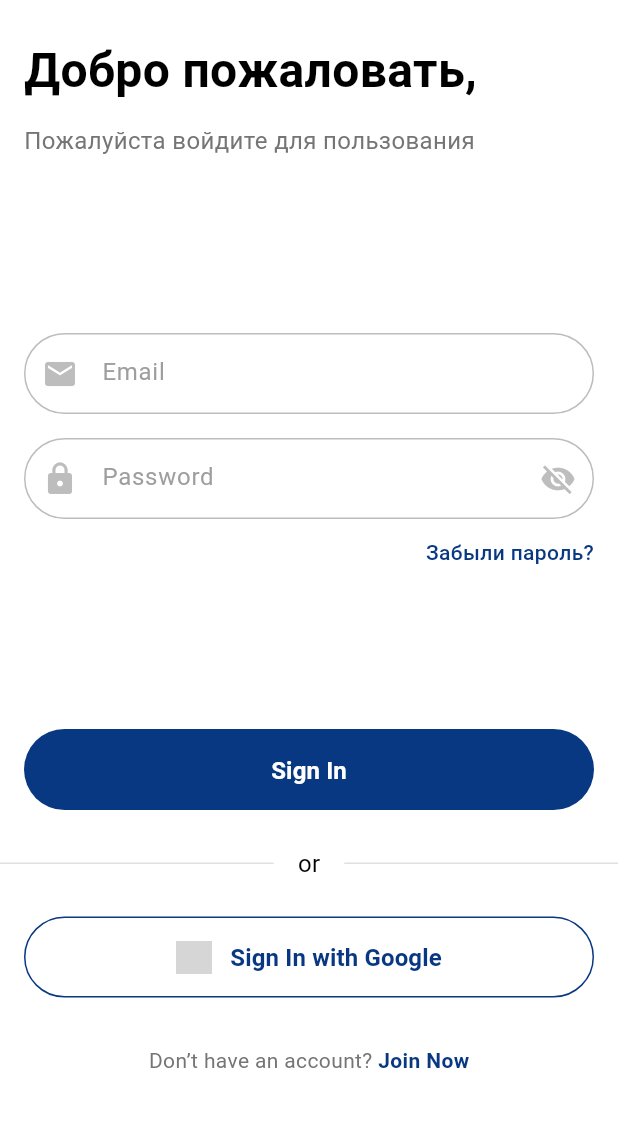
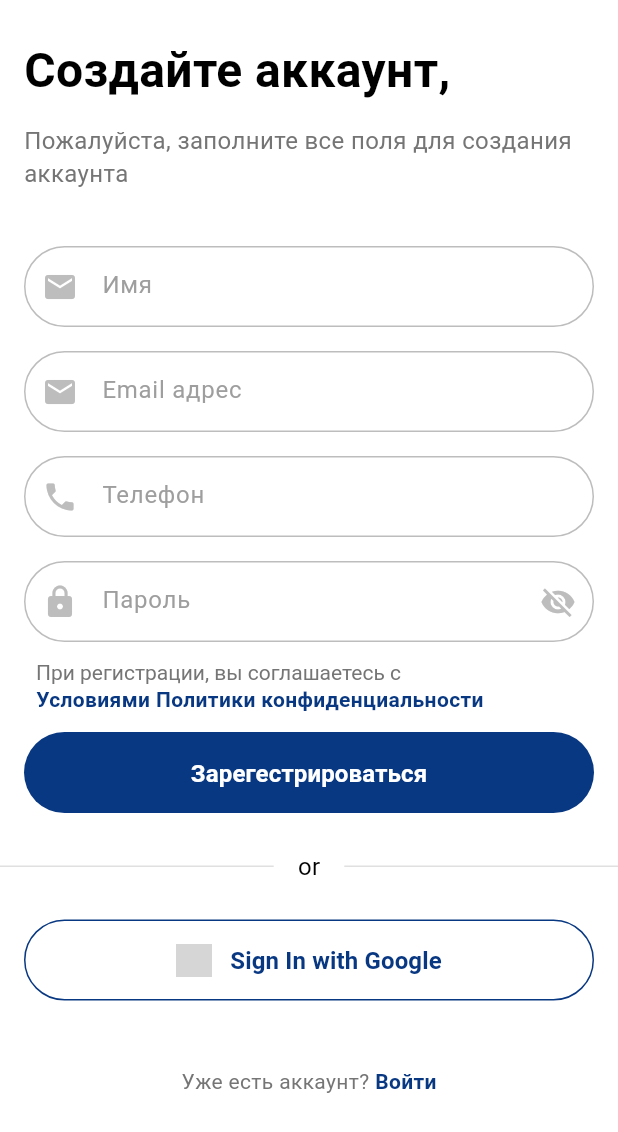
Before and after one commit to MagicKode/salon_app, a Flutter app: the screen it shows after launch, on a phone screen of 412 x 824 dp. Shown: the top 1132 px of the screen. Run offline on Flutter 3.47's test engine with Material 3 defaults, Android fonts, the phone set to English and light mode, and no system bars; grey boxes are pictures that could not be loaded.

Commit message:
SDF-1.0.5: Created-an-account-screen

```diff
--- a/lib/app/main/main.dart
+++ b/lib/app/main/main.dart
@@ -1,4 +1,5 @@
 import 'package:flutter/material.dart';
+import 'package:salon_flutter/feature/createaccountscreen/create_acc_screen.dart';
 import 'package:salon_flutter/feature/onboardingscreen/onboarding_screen.dart';
 import 'package:salon_flutter/feature/splashscreen/splash_screen.dart';
 import '../../feature/loginscreen/login_screen.dart';
@@ -23,7 +24,8 @@ class MyApp extends StatelessWidget {
       // home: const MyHomePage(title: 'Flutter Demo Home Page'),
       // home: SplashScreen(),
       // home: OnboardingScreen(),
-      home: LoginScreen(),
+      // home: LoginScreen(),
+      home: CreateAccountScreen(),
     );
   }
 }
--- /dev/null
+++ b/lib/feature/createaccountscreen/body.dart
@@ -0,0 +1,147 @@
+import 'package:flutter/material.dart';
+import 'package:salon_flutter/feature/createaccountscreen/sections/background.dart';
+import 'package:salon_flutter/feature/createaccountscreen/sections/create_account_section.dart';
+import 'package:salon_flutter/feature/createaccountscreen/sections/join_now_button_section.dart';
+import 'package:salon_flutter/feature/createaccountscreen/sections/sign_in_section.dart';
+import 'package:salon_flutter/feature/createaccountscreen/sections/term_and_privacy.dart';
+import 'package:salon_flutter/feature/createaccountscreen/sections/welcome_section.dart';
+
+import '../loginscreen/sections/or_section.dart';
+import '../loginscreen/sections/sign_in_with_google_section.dart';
+
+class Body extends StatefulWidget {
+  @override
+  _BodyState createState() => _BodyState();
+}
+
+class _BodyState extends State<Body> {
+  // Переменные для управления состоянием
+  final TextEditingController _nameController = TextEditingController();
+  final TextEditingController _emailController = TextEditingController();
+  final TextEditingController _mobileNumberController = TextEditingController();
+  final TextEditingController _passwordController = TextEditingController();
+  final ValueNotifier<bool> _isPasswordVisible = ValueNotifier<bool>(false);
+
+  //переменные для отслеживания фокуса полей
+  final FocusNode _nameFocusNode = FocusNode();
+  final FocusNode _emailFocusNode = FocusNode();
+  final FocusNode _mobileNumberFocusNode = FocusNode();
+  final FocusNode _passwordFocusNode = FocusNode();
+
+  bool _isLoading = false;
+  bool _isGoogleLoading = false;
+
+  void _register() async {  //todo add logic for registration
+    setState(() {
+      _isLoading = true;
+    });
+  }
+
+  void _signInWithGoogle() async {
+    setState(() {
+      _isGoogleLoading = true;
+    });
+
+    try {
+      await Future.delayed(Duration(seconds: 2));
+      print("Вход через Google");
+    } catch (e) {
+      print("Ошибка входа через Google: $e");
+    } finally {
+      if (mounted) {
+        setState(() {
+          _isGoogleLoading = false;
+        });
+      }
+    }
+  }
+
+  void _onTermAndPrivacyPressed() {
+    print("Terms and Privacy нажато");
+    // Навигация на экран регистрации
+    // Navigator.push(context, MaterialPageRoute(builder: (context) => SignUpScreen()));
+  }
+
+  void _signIn() {
+    print("Join Now нажато");
+    // Навигация на экран регистрации
+    // Navigator.push(context, MaterialPageRoute(builder: (context) => SignUpScreen()));
+  }
+
+  @override
+  Widget build(BuildContext context) {
+    return Scaffold(
+      resizeToAvoidBottomInset: true,
+      body: SafeArea(
+        child: SingleChildScrollView(
+          keyboardDismissBehavior: ScrollViewKeyboardDismissBehavior.onDrag,
+          child: Container(
+            color: Colors.white,
+            child: Background(
+              child: Padding(
+                padding: EdgeInsets.symmetric(vertical: 24.0, horizontal: 0),
+                child: Column(
+                  mainAxisAlignment: MainAxisAlignment.start,
+                  crossAxisAlignment: CrossAxisAlignment.start,
+                  children: <Widget>[
+                    //блок приветствия для создания аккаунта
+                    WelcomeSection(),
+
+                    SizedBox(height: 38.0),
+
+                    // Блок полей для ввода
+                    CreateAccountSection(
+                      nameController: _nameController,
+                      emailController: _emailController,
+                      mobileController: _mobileNumberController,
+                      passwordController: _passwordController,
+                      isPasswordVisible: _isPasswordVisible,
+                    ),
+
+                    SizedBox(height: 12.0),
+
+                    // Блок Политики конфиденциальности
+                    TermsAndPrivacy(onTermAndPrivacyPressed: _onTermAndPrivacyPressed),
+
+                    SizedBox(height: 12.0),
+
+                    JoinNowButton(onPressed: _register, isLoading: _isLoading),
+
+                    // Разделитель "or"
+                    OrDivider(),
+
+                    //блок кнопка Войти с гугл
+                    SignInWithGoogleButton(
+                      onPressed: _signInWithGoogle,
+                      isLoading: _isGoogleLoading,
+                    ),
+
+                    SizedBox(height: 12.0),
+
+                    SignInSection(onJoinNowPressed: _signIn)
+                  ],
+                ),
+              ),
+            ),
+          ),
+        ),
+      ),
+    );
+    throw UnimplementedError();
+  }
+
+  // Не забудьте удалить контроллеры при уничтожении виджета
+  @override
+  void dispose() {
+    _nameController.dispose();
+    _emailController.dispose();
+    _mobileNumberController.dispose();
+    _passwordController.dispose();
+    _isPasswordVisible.dispose();
+    _nameFocusNode.dispose();
+    _emailFocusNode.dispose();
+    _mobileNumberFocusNode.dispose();
+    _passwordFocusNode.dispose();
+    super.dispose();
+  }
+}
--- /dev/null
+++ b/lib/feature/createaccountscreen/create_acc_screen.dart
@@ -0,0 +1,11 @@
+import 'package:flutter/material.dart';
+import 'package:salon_flutter/feature/createaccountscreen/body.dart';
+
+class CreateAccountScreen extends StatelessWidget {
+  @override
+  Widget build(BuildContext context) {
+    return Scaffold(
+      body: Body(),
+    );
+  }
+}
--- /dev/null
+++ b/lib/feature/createaccountscreen/sections/background.dart
@@ -0,0 +1,15 @@
+import 'package:flutter/material.dart';
+
+class Background extends StatelessWidget {
+  final Widget child;
+
+  const Background({Key? key, required this.child}) : super(key: key);
+
+  @override
+  Widget build(BuildContext context) {
+    return Container(
+      color: Colors.white,
+      child: child,
+    );
+  }
+}
--- /dev/null
+++ b/lib/feature/createaccountscreen/sections/create_account_section.dart
@@ -0,0 +1,351 @@
+import 'package:flutter/cupertino.dart';
+import 'package:flutter/material.dart';
+
+import '../../../uikit/colors/app_colors.dart';
+
+class CreateAccountSection extends StatefulWidget{
+  final TextEditingController nameController;
+  final TextEditingController emailController;
+  final TextEditingController mobileController;
+  final TextEditingController passwordController;
+  final ValueNotifier<bool> isPasswordVisible;
+
+  const CreateAccountSection({
+    Key? key,
+    required this.nameController,
+    required this.emailController,
+    required this.mobileController,
+    required this.passwordController,
+    required this.isPasswordVisible,
+  }) : super(key: key);
+
+  @override
+  _CreateAccountSection createState() => _CreateAccountSection();
+}
+
+class _CreateAccountSection extends State<CreateAccountSection> {
+  late FocusNode _nameFocusNode;
+  late FocusNode _emailFocusNode;
+  late FocusNode _mobileFocusNode;
+  late FocusNode _passwordFocusNode;
+
+  @override
+  void initState() {
+    super.initState();
+    _nameFocusNode = FocusNode();
+    _emailFocusNode = FocusNode();
+    _mobileFocusNode = FocusNode();
+    _passwordFocusNode = FocusNode();
+
+    // Слушаем изменения фокуса и обновляем состояние
+    _nameFocusNode.addListener(() {
+      setState(() {});
+    });
+
+    _emailFocusNode.addListener(() {
+      setState(() {});
+    });
+
+    _mobileFocusNode.addListener(() {
+      setState(() {});
+    });
+
+    _passwordFocusNode.addListener(() {
+      setState(() {});
+    });
+  }
+
+  @override
+  void dispose() {
+    _nameFocusNode.dispose();
+    _emailFocusNode.dispose();
+    _mobileFocusNode.dispose();
+    _passwordFocusNode.dispose();
+    super.dispose();
+  }
+
+  @override
+  Widget build(BuildContext context) {
+    final primaryColor = AppColors.primaryBlue;
+    final inactiveColor = Colors.grey[400];
+    final hintInactiveColor = Colors.grey[500];
+
+    return Column(
+      mainAxisSize: MainAxisSize.min,
+      children: [
+        // Поле Name
+        _buildNamelField(primaryColor, inactiveColor, hintInactiveColor),
+
+        SizedBox(height: 16.0),
+
+        // Поле Email
+        _buildEmailField(primaryColor, inactiveColor, hintInactiveColor),
+
+        SizedBox(height: 16.0),
+
+        // Поле Mobile
+        _buildMobileField(primaryColor, inactiveColor, hintInactiveColor),
+
+        SizedBox(height: 16.0),
+
+        // Поле Password
+        _buildPasswordField(primaryColor, inactiveColor, hintInactiveColor),
+      ],
+    );
+    throw UnimplementedError();
+  }
+
+  //поле Name
+  Widget _buildNamelField(
+      Color primaryColor,
+      Color? inactiveColor,
+      Color? hintInactiveColor,
+      ) {
+    return Padding(
+      padding: EdgeInsets.only(left: 16.0, right: 16.0),
+      child: Container(
+        height: 54,
+        child: TextField(
+          controller: widget.nameController,
+          focusNode: _nameFocusNode,
+          decoration: InputDecoration(
+            prefixIcon: Icon(
+              Icons.email,
+              color: _nameFocusNode.hasFocus ? primaryColor : inactiveColor,
+            ),
+            hintText: "Имя",
+            hintStyle: TextStyle(
+              color:
+              _nameFocusNode.hasFocus ? primaryColor : hintInactiveColor,
+            ),
+            border: OutlineInputBorder(
+              borderRadius: BorderRadius.circular(50.0),
+              borderSide: BorderSide(
+                color: _nameFocusNode.hasFocus ? primaryColor : inactiveColor!,
+                width: 1.0,
+              ),
+            ),
+            enabledBorder: OutlineInputBorder(
+              borderRadius: BorderRadius.circular(50.0),
+              borderSide: BorderSide(
+                color: _nameFocusNode.hasFocus ? primaryColor : inactiveColor!,
+                width: 1.0,
+              ),
+            ),
+            focusedBorder: OutlineInputBorder(
+              borderRadius: BorderRadius.circular(50.0),
+              borderSide: BorderSide(color: primaryColor, width: 1.0),
+            ),
+            contentPadding: EdgeInsets.symmetric(
+              vertical: 16.0,
+              horizontal: 20.0,
+            ),
+          ),
+          onTap: () {
+            // Вызываем setState через StatefulBuilder или другой метод
+            // В StatelessWidget мы не можем вызвать setState
+            // Это нужно обрабатывать в родительском виджете
+          },
+        ),
+      ),
+    );
+  }
+
+  //поле Email
+  Widget _buildEmailField(
+      Color primaryColor,
+      Color? inactiveColor,
+      Color? hintInactiveColor,
+      ) {
+    return Padding(
+      padding: EdgeInsets.only(left: 16.0, right: 16.0),
+      child: Container(
+        height: 54,
+        child: TextField(
+          controller: widget.emailController,
+          focusNode: _emailFocusNode,
+          decoration: InputDecoration(
+            prefixIcon: Icon(
+              Icons.email,
+              color: _emailFocusNode.hasFocus ? primaryColor : inactiveColor,
+            ),
+            hintText: "Email адрес",
+            hintStyle: TextStyle(
+              color:
+              _emailFocusNode.hasFocus ? primaryColor : hintInactiveColor,
+            ),
+            border: OutlineInputBorder(
+              borderRadius: BorderRadius.circular(50.0),
+              borderSide: BorderSide(
+                color: _emailFocusNode.hasFocus ? primaryColor : inactiveColor!,
+                width: 1.0,
+              ),
+            ),
+            enabledBorder: OutlineInputBorder(
+              borderRadius: BorderRadius.circular(50.0),
+              borderSide: BorderSide(
+                color: _emailFocusNode.hasFocus ? primaryColor : inactiveColor!,
+                width: 1.0,
+              ),
+            ),
+            focusedBorder: OutlineInputBorder(
+              borderRadius: BorderRadius.circular(50.0),
+              borderSide: BorderSide(color: primaryColor, width: 1.0),
+            ),
+            contentPadding: EdgeInsets.symmetric(
+              vertical: 16.0,
+              horizontal: 20.0,
+            ),
+          ),
+          onTap: () {
+            // Вызываем setState через StatefulBuilder или другой метод
+            // В StatelessWidget мы не можем вызвать setState
+            // Это нужно обрабатывать в родительском виджете
+          },
+        ),
+      ),
+    );
+  }
+
+  //поле Mobile    //todo сделать логику и выпадающий список стран с кодами (если надо будет)
+  Widget _buildMobileField(
+      Color primaryColor,
+      Color? inactiveColor,
+      Color? hintInactiveColor,
+      ) {
+    return Padding(
+      padding: EdgeInsets.only(left: 16.0, right: 16.0),
+      child: Container(
+        height: 54,
+        child: TextField(
+          controller: widget.mobileController,
+          focusNode: _mobileFocusNode,
+          decoration: InputDecoration(
+            prefixIcon: Icon(
+              Icons.phone,
+              color: _mobileFocusNode.hasFocus ? primaryColor : inactiveColor,
+            ),
+            hintText: "Телефон",
+            hintStyle: TextStyle(
+              color:
+              _mobileFocusNode.hasFocus ? primaryColor : hintInactiveColor,
+            ),
+            border: OutlineInputBorder(
+              borderRadius: BorderRadius.circular(50.0),
+              borderSide: BorderSide(
+                color: _mobileFocusNode.hasFocus ? primaryColor : inactiveColor!,
+                width: 1.0,
+              ),
+            ),
+            enabledBorder: OutlineInputBorder(
+              borderRadius: BorderRadius.circular(50.0),
+              borderSide: BorderSide(
+                color: _mobileFocusNode.hasFocus ? primaryColor : inactiveColor!,
+                width: 1.0,
+              ),
+            ),
+            focusedBorder: OutlineInputBorder(
+              borderRadius: BorderRadius.circular(50.0),
+              borderSide: BorderSide(color: primaryColor, width: 1.0),
+            ),
+            contentPadding: EdgeInsets.symmetric(
+              vertical: 16.0,
+              horizontal: 20.0,
+            ),
+          ),
+          onTap: () {
+            // Вызываем setState через StatefulBuilder или другой метод
+            // В StatelessWidget мы не можем вызвать setState
+            // Это нужно обрабатывать в родительском виджете
+          },
+        ),
+      ),
+    );
+  }
+
+  //поле Password
+  Widget _buildPasswordField(
+      Color primaryColor,
+      Color? inactiveColor,
+      Color? hintInactiveColor,
+      ) {
+    return Padding(
+      padding: EdgeInsets.only(left: 16.0, right: 16.0),
+      child: Container(
+        height: 54,
+        child: ValueListenableBuilder<bool>(
+          valueListenable: widget.isPasswordVisible,
+          builder: (context, isVisible, child) {
+            return TextField(
+              controller: widget.passwordController,
+              focusNode: _passwordFocusNode,
+              obscureText: !isVisible,
+              decoration: InputDecoration(
+                prefixIcon: Icon(
+                  Icons.lock,
+                  color:
+                  _passwordFocusNode.hasFocus
+                      ? primaryColor
+                      : inactiveColor,
+                ),
+                hintText: "Пароль",
+                hintStyle: TextStyle(
+                  color:
+                  _passwordFocusNode.hasFocus
+                      ? primaryColor
+                      : hintInactiveColor,
+                ),
+                suffixIcon: IconButton(
+                  icon: Icon(
+                    isVisible ? Icons.visibility : Icons.visibility_off,
+                    color:
+                    _passwordFocusNode.hasFocus
+                        ? primaryColor
+                        : inactiveColor,
+                  ),
+                  onPressed: () {
+                    widget.isPasswordVisible.value =
+                    !widget.isPasswordVisible.value;
+                  },
+                ),
+                border: OutlineInputBorder(
+                  borderRadius: BorderRadius.circular(50.0),
+                  borderSide: BorderSide(
+                    color:
+                    _passwordFocusNode.hasFocus
+                        ? primaryColor
+                        : inactiveColor!,
+                    width: 1.0,
+                  ),
+                ),
+                enabledBorder: OutlineInputBorder(
+                  borderRadius: BorderRadius.circular(50.0),
+                  borderSide: BorderSide(
+                    color:
+                    _passwordFocusNode.hasFocus
+                        ? primaryColor
+                        : inactiveColor!,
+                    width: 1.0,
+                  ),
+                ),
+                focusedBorder: OutlineInputBorder(
+                  borderRadius: BorderRadius.circular(50.0),
+                  borderSide: BorderSide(color: primaryColor, width: 1.0),
+                ),
+                contentPadding: EdgeInsets.symmetric(
+                  vertical: 16.0,
+                  horizontal: 20.0,
+                ),
+              ),
+              onTap: () {
+                // Обработка в родительском виджете
+              },
+            );
+          },
+        ),
+      ),
+    );
+  }
+
+
+}
--- /dev/null
+++ b/lib/feature/createaccountscreen/sections/join_now_button_section.dart
@@ -0,0 +1,55 @@
+import 'package:flutter/material.dart';
+import 'package:salon_flutter/uikit/colors/app_colors.dart';
+
+class JoinNowButton extends StatelessWidget {
+  final VoidCallback onPressed;
+  final bool isLoading;
+
+  const JoinNowButton({
+    Key? key,
+    required this.onPressed,
+    this.isLoading = false,
+  }) : super(key: key);
+
+  @override
+  Widget build(BuildContext context) {
+    return Padding(
+      padding: EdgeInsets.only(
+        left: 16.0,
+        right: 16.0,
+      ),
+      child: Container(
+        width: double.infinity, // Занимает всю доступную ширину
+        height: 54, // Такая же высота как у полей ввода
+        child: ElevatedButton(
+          onPressed: isLoading ? null : onPressed,
+          style: ElevatedButton.styleFrom(
+            backgroundColor: AppColors.primaryBlue,
+            foregroundColor: Colors.white,
+            shape: RoundedRectangleBorder(
+              borderRadius: BorderRadius.circular(50.0), // Radius 50px
+            ),
+            elevation: 0, // Убираем тень
+            padding: EdgeInsets.symmetric(vertical: 16.0), // Отступы внутри кнопки
+          ),
+          child: isLoading
+              ? SizedBox(
+            width: 24,
+            height: 24,
+            child: CircularProgressIndicator(
+              color: Colors.white,
+              strokeWidth: 2.5,
+            ),
+          )
+              : Text(
+            "Зарегестрироваться",
+            style: TextStyle(
+              fontSize: 16.0,
+              fontWeight: FontWeight.w600,
+            ),
+          ),
+        ),
+      ),
+    );
+  }
+}
--- /dev/null
+++ b/lib/feature/createaccountscreen/sections/sign_in_section.dart
@@ -0,0 +1,42 @@
+import 'package:flutter/material.dart';
+import 'package:salon_flutter/uikit/colors/app_colors.dart';
+
+class SignInSection extends StatelessWidget {
+  final VoidCallback onJoinNowPressed;
+
+  const SignInSection({
+    Key? key,
+    required this.onJoinNowPressed,
+  }) : super(key: key);
+
+  @override
+  Widget build(BuildContext context) {
+    return Padding(
+      padding: EdgeInsets.only(top: 32.0, bottom: 32.0),
+      child: Row(
+        mainAxisAlignment: MainAxisAlignment.center,
+        children: [
+          Text(
+            "Уже есть аккаунт? ",
+            style: TextStyle(
+              color: Colors.grey[600],
+              fontSize: 14.0,
+              fontWeight: FontWeight.w400,
+            ),
+          ),
+          GestureDetector(
+            onTap: onJoinNowPressed,
+            child: Text(
+              "Войти",
+              style: TextStyle(
+                color: AppColors.primaryBlue,
+                fontSize: 14.0,
+                fontWeight: FontWeight.w600,
+              ),
+            ),
+          ),
+        ],
+      ),
+    );
+  }
+}
--- /dev/null
+++ b/lib/feature/createaccountscreen/sections/term_and_privacy.dart
@@ -0,0 +1,49 @@
+import 'package:flutter/material.dart';
+import 'package:salon_flutter/uikit/colors/app_colors.dart';
+
+class TermsAndPrivacy extends StatelessWidget {
+  final VoidCallback onTermAndPrivacyPressed;
+
+  const TermsAndPrivacy({
+    Key? key,
+    required this.onTermAndPrivacyPressed
+  }) : super(key: key);
+
+  @override
+  Widget build(BuildContext context) {
+    return Padding(
+      padding: EdgeInsets.symmetric(horizontal: 24.0),
+      child: RichText(
+        textAlign: TextAlign.start,
+        text: TextSpan(
+          children: [
+            // Первая строка - обычный текст
+            TextSpan(
+              text: "При регистрации, вы соглашаетесь с \n",
+              style: TextStyle(
+                color: Colors.grey[600],
+                fontSize: 14.0,
+                fontWeight: FontWeight.w400,
+              ),
+            ),
+
+            // Вторая строка - кликабельная часть
+            WidgetSpan(
+              child: GestureDetector(
+                onTap: onTermAndPrivacyPressed,
+                child: Text(
+                  "Условиями Политики конфиденциальности",
+                  style: TextStyle(
+                    color: AppColors.primaryBlue,
+                    fontSize: 14.0,
+                    fontWeight: FontWeight.w600,
+                  ),
+                ),
+              ),
+            ),
+          ],
+        ),
+      ),
+    );
+  }
+}
--- /dev/null
+++ b/lib/feature/createaccountscreen/sections/welcome_section.dart
@@ -0,0 +1,34 @@
+import 'package:flutter/material.dart';
+
+class WelcomeSection extends StatelessWidget {
+  @override
+  Widget build(BuildContext context) {
+    return Padding(
+      padding: EdgeInsets.only(left: 16.0, right: 16.0),
+      child: Column(
+        crossAxisAlignment: CrossAxisAlignment.start,
+        children: [
+          Text(
+            "Создайте аккаунт,",
+            style: TextStyle(
+              fontWeight: FontWeight.bold,
+              fontSize: 32.0,
+              color: Colors.black,
+            ),
+          ),
+
+          SizedBox(height: 12.0),
+
+          Text(
+            "Пожалуйста, заполните все поля для создания аккаунта",
+            style: TextStyle(
+              fontSize: 16.0,
+              color: Colors.grey[600],
+              height: 1.4,
+            ),
+          ),
+        ],
+      ),
+    );
+  }
+}
```
